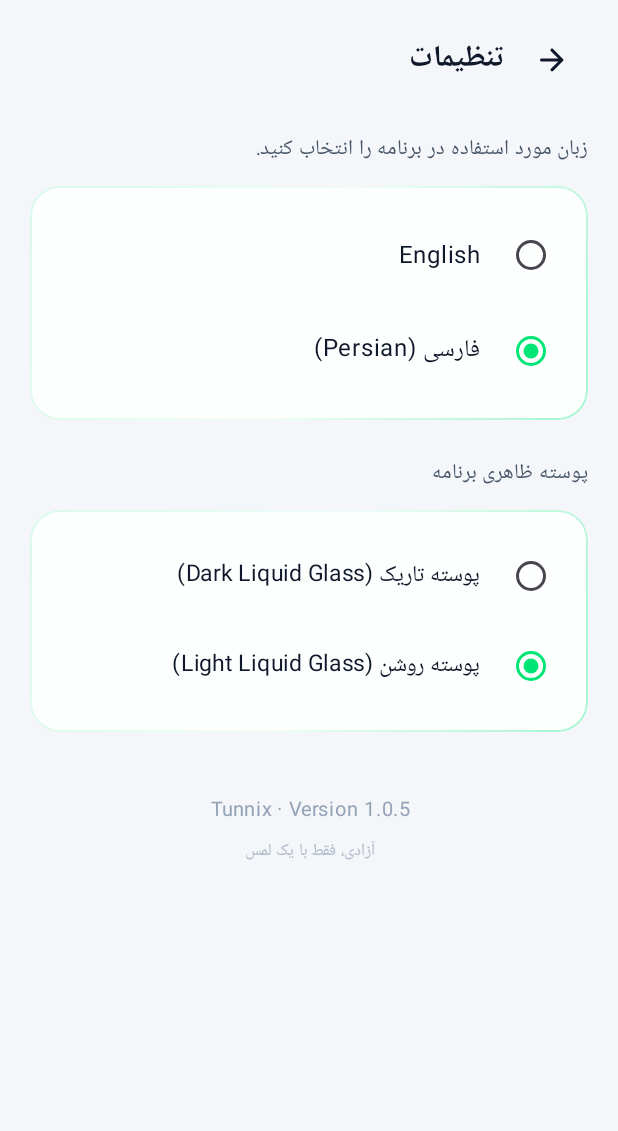
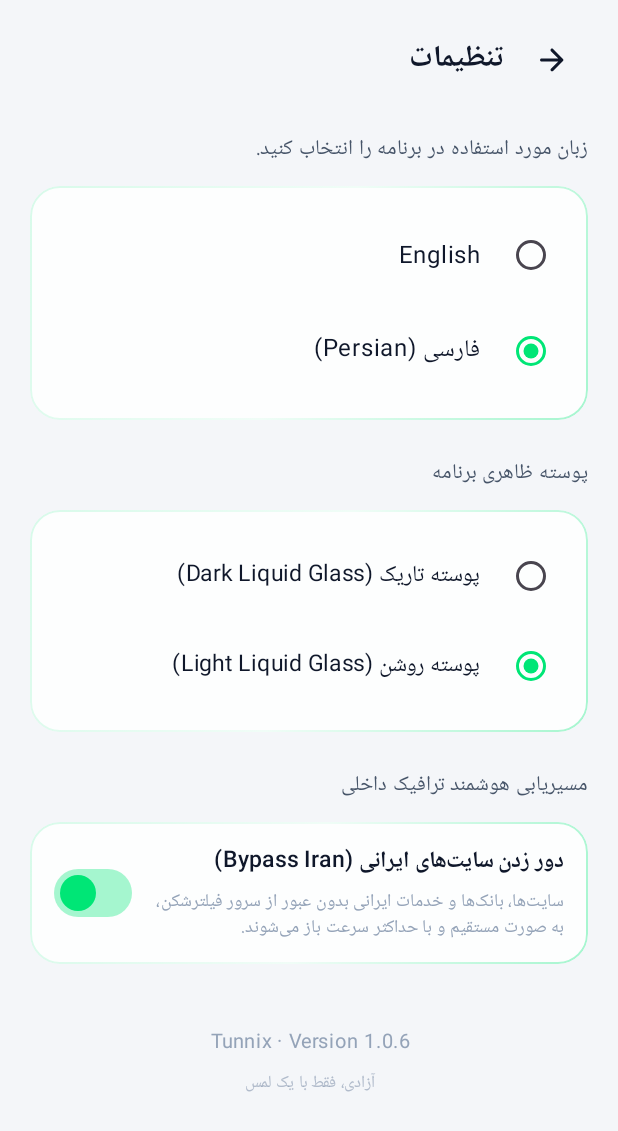
Before and after one commit to erfan22011/Tunnix, an Android app built with Jetpack Compose: the SettingsScreen screen opened through its navigation route, on a phone screen of 412 x 824 dp. Shown: the top 1131 px of the screen. Run offline under Robolectric (Android 15) with nearby library versions, the phone set to English and light mode, and no system bars; 1 statement that could not run was skipped.

Commit message:
feat: domestic Iranian traffic bypass with instant direct routing and settings toggle (v1.0.6-ready)

```diff
--- a/app/build.gradle.kts
+++ b/app/build.gradle.kts
@@ -12,8 +12,8 @@ android {
         applicationId = "com.tunnix.app"
         minSdk = 26
         targetSdk = 34
-        versionCode = 6
-        versionName = "1.0.5"
+        versionCode = 7
+        versionName = "1.0.6"
 
         testInstrumentationRunner = "androidx.test.runner.AndroidJUnitRunner"
         vectorDrawables {
--- a/app/src/main/kotlin/com/tunnix/app/MainActivity.kt
+++ b/app/src/main/kotlin/com/tunnix/app/MainActivity.kt
@@ -83,7 +83,9 @@ class MainActivity : ComponentActivity() {
                     downloadSettings = uiState.downloadSettings,
                     onSaveDownloadSettings = { viewModel.saveDownloadSettings(it) },
                     onChangeSubscription = { viewModel.clearSubscription() },
-                    hasSubscription = uiState.hasSubscription
+                    hasSubscription = uiState.hasSubscription,
+                    bypassIran = uiState.bypassIran,
+                    onBypassIranChange = { viewModel.changeBypassIran(it) }
                 )
             }
         }
--- a/settings/src/main/kotlin/com/tunnix/settings/AppSettingsDataStore.kt
+++ b/settings/src/main/kotlin/com/tunnix/settings/AppSettingsDataStore.kt
@@ -3,6 +3,7 @@ package com.tunnix.settings
 import android.content.Context
 import androidx.datastore.core.DataStore
 import androidx.datastore.preferences.core.Preferences
+import androidx.datastore.preferences.core.booleanPreferencesKey
 import androidx.datastore.preferences.core.edit
 import androidx.datastore.preferences.core.stringPreferencesKey
 import androidx.datastore.preferences.preferencesDataStore
@@ -23,7 +24,8 @@ data class AppPreferences(
     val language: AppLanguage = AppLanguage.PERSIAN,
     val themeMode: ThemeMode = ThemeMode.DARK,
     val downloadSettings: DownloadSettingsConfig = DownloadSettingsConfig.DEFAULT,
-    val cachedServers: List<ServerConfig> = emptyList()
+    val cachedServers: List<ServerConfig> = emptyList(),
+    val bypassIran: Boolean = true
 )
 
 class AppSettingsDataStore(private val context: Context) {
@@ -37,6 +39,7 @@ class AppSettingsDataStore(private val context: Context) {
         val THEME_MODE = stringPreferencesKey("key_theme_mode")
         val DOWNLOAD_SETTINGS = stringPreferencesKey("key_download_settings")
         val CACHED_SERVERS = stringPreferencesKey("key_cached_servers")
+        val BYPASS_IRAN = booleanPreferencesKey("key_bypass_iran")
     }
 
     val preferencesFlow: Flow<AppPreferences> = context.dataStore.data.map { prefs ->
@@ -74,14 +77,21 @@ class AppSettingsDataStore(private val context: Context) {
             emptyList()
         }
 
+        val bypassIran = prefs[Keys.BYPASS_IRAN] ?: true
+
         AppPreferences(
             subscriptionUrl = subUrl,
             selectedServerId = serverId,
             language = AppLanguage.fromCode(langCode),
             themeMode = try { ThemeMode.valueOf(themeStr) } catch (_: Exception) { ThemeMode.DARK },
             downloadSettings = dlConfig,
-            cachedServers = cachedServers
+            cachedServers = cachedServers,
+            bypassIran = bypassIran
         )
+    }
+
+    suspend fun saveBypassIran(enabled: Boolean) {
+        context.dataStore.edit { it[Keys.BYPASS_IRAN] = enabled }
     }
 
     suspend fun saveSubscriptionUrl(url: String) {
--- a/ui/src/main/kotlin/com/tunnix/ui/navigation/TunnixNavigation.kt
+++ b/ui/src/main/kotlin/com/tunnix/ui/navigation/TunnixNavigation.kt
@@ -41,7 +41,9 @@ fun TunnixNavigation(
     downloadSettings: DownloadSettingsConfig = DownloadSettingsConfig.DEFAULT,
     onSaveDownloadSettings: (DownloadSettingsConfig) -> Unit = {},
     onChangeSubscription: () -> Unit = {},
-    hasSubscription: Boolean = false
+    hasSubscription: Boolean = false,
+    bypassIran: Boolean = true,
+    onBypassIranChange: (Boolean) -> Unit = {}
 ) {
     val navController = rememberNavController()
     val startDestination = if (hasSubscription) "main" else "redeem"
@@ -124,6 +126,8 @@ fun TunnixNavigation(
                     onThemeChange = onThemeChange,
                     downloadSettings = downloadSettings,
                     onSaveDownloadSettings = onSaveDownloadSettings,
+                    bypassIran = bypassIran,
+                    onBypassIranChange = onBypassIranChange,
                     onNavigateBack = { navController.popBackStack() }
                 )
             }
--- a/ui/src/main/kotlin/com/tunnix/ui/screens/SettingsScreen.kt
+++ b/ui/src/main/kotlin/com/tunnix/ui/screens/SettingsScreen.kt
@@ -58,6 +58,8 @@ fun SettingsScreen(
     onThemeChange: (ThemeMode) -> Unit,
     downloadSettings: DownloadSettingsConfig = DownloadSettingsConfig.DEFAULT,
     onSaveDownloadSettings: (DownloadSettingsConfig) -> Unit = {},
+    bypassIran: Boolean = true,
+    onBypassIranChange: (Boolean) -> Unit = {},
     onNavigateBack: () -> Unit
 ) {
     val isFa = currentLanguage == AppLanguage.PERSIAN
@@ -73,8 +75,8 @@ fun SettingsScreen(
                 context.packageManager.getPackageInfo(context.packageName, 0).versionName
             }
         } catch (_: Exception) {
-            "1.0.5"
-        } ?: "1.0.5"
+            "1.0.6"
+        } ?: "1.0.6"
     }
 
     Column(
@@ -221,6 +223,58 @@ fun SettingsScreen(
             }
         }
 
+        Spacer(modifier = Modifier.height(24.dp))
+
+        // Section 3: Bypass Iranian Websites & Services
+        Text(
+            text = if (isFa) "مسیریابی هوشمند ترافیک داخلی" else "Domestic Traffic Routing",
+            color = TunnixStyle.glass.textSecondary,
+            fontSize = 14.sp
+        )
+
+        Spacer(modifier = Modifier.height(12.dp))
+
+        GlassCard(modifier = Modifier.fillMaxWidth()) {
+            Row(
+                modifier = Modifier
+                    .fillMaxWidth()
+                    .clickable { onBypassIranChange(!bypassIran) }
+                    .padding(horizontal = 16.dp, vertical = 14.dp),
+                verticalAlignment = Alignment.CenterVertically,
+                horizontalArrangement = Arrangement.SpaceBetween
+            ) {
+                Column(modifier = Modifier.weight(1f).padding(end = 12.dp)) {
+                    Text(
+                        text = if (isFa) "دور زدن سایت‌های ایرانی (Bypass Iran)" else "Bypass Iranian Sites",
+                        color = TunnixStyle.glass.textPrimary,
+                        fontSize = 15.sp,
+                        fontWeight = FontWeight.SemiBold
+                    )
+                    Spacer(modifier = Modifier.height(4.dp))
+                    Text(
+                        text = if (isFa)
+                            "سایت‌ها، بانک‌ها و خدمات ایرانی بدون عبور از سرور فیلترشکن، به صورت مستقیم و با حداکثر سرعت باز می‌شوند."
+                        else
+                            "Domestic Iranian websites, banks, and services will route directly without passing through the VPN server.",
+                        color = TunnixStyle.glass.textMuted,
+                        fontSize = 12.sp,
+                        lineHeight = 17.sp
+                    )
+                }
+
+                Switch(
+                    checked = bypassIran,
+                    onCheckedChange = { onBypassIranChange(it) },
+                    colors = SwitchDefaults.colors(
+                        checkedThumbColor = EmeraldGreen,
+                        checkedTrackColor = EmeraldGreen.copy(alpha = 0.35f),
+                        uncheckedThumbColor = TunnixStyle.glass.textMuted,
+                        uncheckedTrackColor = TunnixStyle.glass.cardBorder.copy(alpha = 0.2f)
+                    )
+                )
+            }
+        }
+
         Spacer(modifier = Modifier.height(40.dp))
 
         // Footer: Version & Slogan
--- a/vpn-service/src/main/kotlin/com/tunnix/vpn/VpnTunnelManager.kt
+++ b/vpn-service/src/main/kotlin/com/tunnix/vpn/VpnTunnelManager.kt
@@ -21,6 +21,7 @@ object VpnTunnelManager {
     const val ACTION_START = "com.tunnix.vpn.ACTION_START"
     const val ACTION_STOP = "com.tunnix.vpn.ACTION_STOP"
     const val EXTRA_SERVER = "extra_server"
+    const val EXTRA_BYPASS_IRAN = "extra_bypass_iran"
 
     fun updateState(newState: VpnState) {
         _vpnState.value = newState
@@ -32,7 +33,7 @@ object VpnTunnelManager {
         }
     }
 
-    fun startVpn(context: Context, server: ServerConfig) {
+    fun startVpn(context: Context, server: ServerConfig, bypassIran: Boolean = true) {
         if (isConnectingOrConnected.get() && activeServer?.id == server.id) {
             return // Already connecting or connected to this server
         }
@@ -43,6 +44,7 @@ object VpnTunnelManager {
         val intent = Intent(context, TunnixVpnService::class.java).apply {
             action = ACTION_START
             putExtra(EXTRA_SERVER, server)
+            putExtra(EXTRA_BYPASS_IRAN, bypassIran)
         }
 
         if (Build.VERSION.SDK_INT >= Build.VERSION_CODES.O) {
```
Also changed, not shown: app/src/main/kotlin/com/tunnix/app/MainViewModel.kt (+27 -3 lines), vpn-service/src/main/kotlin/com/tunnix/vpn/TunnixVpnService.kt (+5 -3 lines), xray-core/src/main/kotlin/com/tunnix/xray/XrayConfigGenerator.kt (+109 -2 lines), 4 other files.
